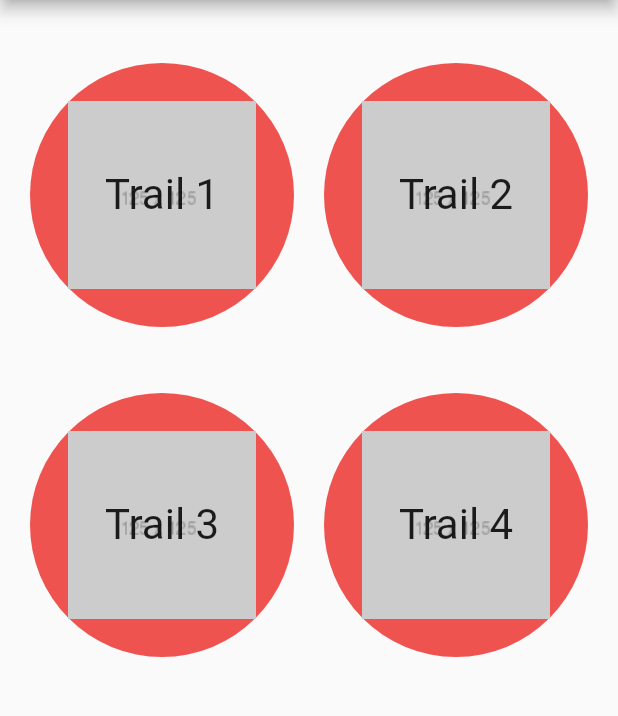
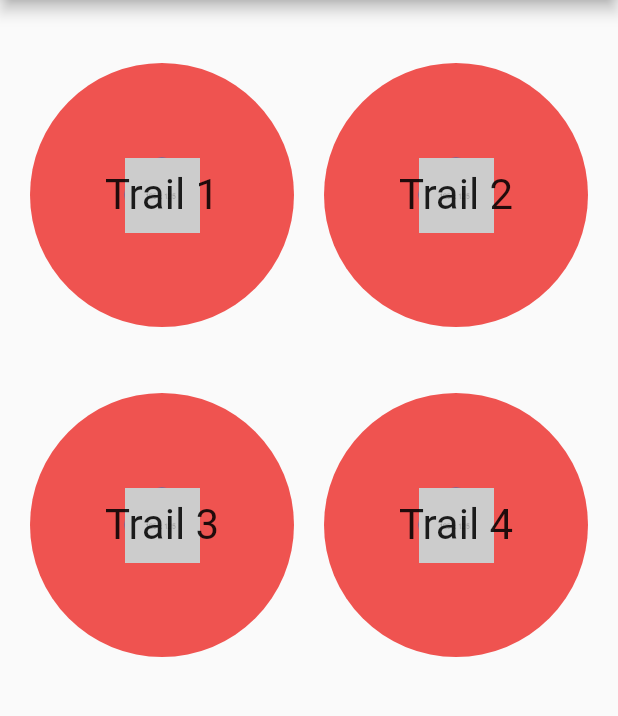
Before and after one commit to kstevenson93/InkWell-GridView-Demo, a Flutter app: the screen it shows after launch, on a phone screen of 412 x 824 dp, the part 84-800 px from its top. Run offline on Flutter 3.47's test engine with Material 2 defaults, Android fonts, the phone set to English and light mode, and no system bars.

```diff
--- a/inkwell_gridview/lib/main.dart
+++ b/inkwell_gridview/lib/main.dart
@@ -93,7 +93,10 @@ class _MyHomePageState extends State<MyHomePage> {
                   overflow: Overflow.clip,
                   alignment: Alignment.center,
                   children: <Widget>[
-                    trails[index].image,
+                    CircleAvatar(
+                      radius: 25.0,
+                      child: trails[index].image,
+                    ),
                     Text(
                       trails[index].title,
                       textScaleFactor: 2.0,
```
